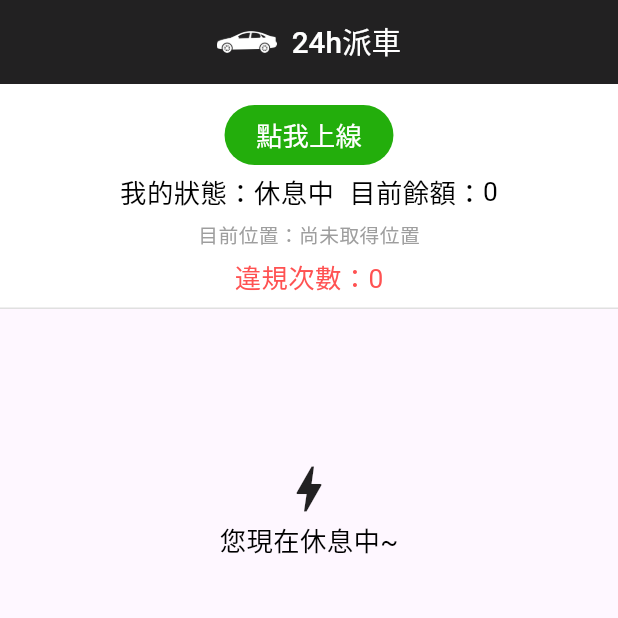
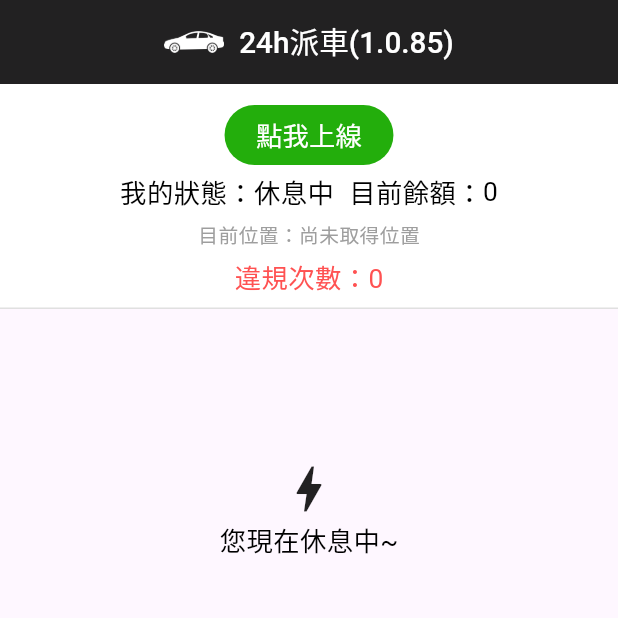
Before and after one commit to KoLichung/flutter_taxi_kaochung_new, a Flutter app: the HomePage screen opened directly, on a phone screen of 412 x 824 dp, the top half of it. Run offline on Flutter 3.47's test engine with Material 3 defaults, Android fonts, the phone set to English and light mode, and no system bars; our stand-ins replace audioplayers, badges, device_info_plus, firebase_core, firebase_messaging, flutter_local_notifications and 10 more; missing offline and left inert: amplify_auth_cognito, amplify_flutter, amplify_storage_s3, aws_common, dart:ffi, flutter_background_geolocation and 4 more; accounts and stored records are empty; network calls fail.

Commit message:
add version

```diff
--- a/lib/pages/task/home_page.dart
+++ b/lib/pages/task/home_page.dart
@@ -156,7 +156,15 @@ class _HomePageState extends State<HomePage> {
               ),
               // Icon(FontAwesomeIcons.taxi),
               const SizedBox(width: 10,),
-              const Text('24h派車'),
+              FutureBuilder<PackageInfo>(
+                future: PackageInfo.fromPlatform(),
+                builder: (context, snapshot) {
+                  if (snapshot.hasData) {
+                    return Text('24h派車(${snapshot.data!.version})');
+                  }
+                  return const Text('24h派車');
+                },
+              ),
             ],
           ),
           bottom: PreferredSize(
--- a/pubspec.yaml
+++ b/pubspec.yaml
@@ -15,7 +15,7 @@ publish_to: 'none' # Remove this line if you wish to publish to pub.dev
 # In iOS, build-name is used as CFBundleShortVersionString while build-number used as CFBundleVersion.
 # Read more about iOS versioning at
 # https://developer.apple.com/library/archive/documentation/General/Reference/InfoPlistKeyReference/Articles/CoreFoundationKeys.html
-version: 1.0.82+83
+version: 1.0.85+86
 
 environment:
   sdk: ">=2.16.1 <3.0.0"
```
Also changed, not shown: 3 other files.
